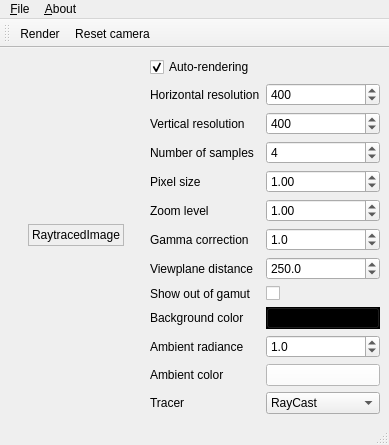
The window that projects/mainwindow.ui (thiagowfx/raytracer-lcg-2014) describes before a commit, drawn with Qt 5.
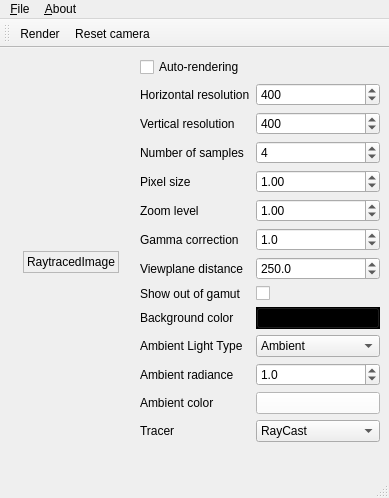
The same window after the commit. Icons and pictures are not drawn.

Commit message: added ambient occluder to the interface; changed the design of the ambient interface

Diff of the .ui file:
```diff
--- a/projects/mainwindow.ui
+++ b/projects/mainwindow.ui
@@ -7,14 +7,14 @@
     <x>0</x>
     <y>0</y>
     <width>389</width>
-    <height>428</height>
+    <height>498</height>
    </rect>
   </property>
   <property name="focusPolicy">
    <enum>Qt::StrongFocus</enum>
   </property>
   <property name="windowTitle">
-   <string>MainWindow</string>
+   <string>Raytracer</string>
   </property>
   <widget class="QWidget" name="centralwidget">
    <layout class="QGridLayout" name="gridLayout">
@@ -39,12 +39,12 @@
     </item>
     <item row="0" column="1">
      <widget class="QCheckBox" name="autoRenderingCheckBox">
-      <property name="text">
-       <string>Auto-rendering</string>
-      </property>
-      <property name="checked">
+      <property name="enabled">
        <bool>true</bool>
       </property>
+      <property name="text">
+       <string>Auto-rendering</string>
+      </property>
      </widget>
     </item>
     <item row="1" column="1">
@@ -75,6 +75,13 @@
         </property>
        </widget>
       </item>
+      <item row="1" column="0">
+       <widget class="QLabel" name="label_2">
+        <property name="text">
+         <string>Vertical resolution</string>
+        </property>
+       </widget>
+      </item>
       <item row="1" column="1">
        <widget class="QSpinBox" name="verticalResolutionSpinBox">
         <property name="minimum">
@@ -134,6 +141,26 @@
         </property>
        </widget>
       </item>
+      <item row="4" column="0">
+       <widget class="QLabel" name="label_11">
+        <property name="text">
+         <string>Zoom level</string>
+        </property>
+       </widget>
+      </item>
+      <item row="4" column="1">
+       <widget class="QDoubleSpinBox" name="zoomDoubleSpinBox">
+        <property name="minimum">
+         <double>0.010000000000000</double>
+        </property>
+        <property name="maximum">
+         <double>100.000000000000000</double>
+        </property>
+        <property name="value">
+         <double>1.000000000000000</double>
+        </property>
+       </widget>
+      </item>
       <item row="5" column="0">
        <widget class="QLabel" name="label_5">
         <property name="text">
@@ -141,29 +168,43 @@
         </property>
        </widget>
       </item>
-      <item row="5" column="1">
-       <widget class="QDoubleSpinBox" name="gammaCorrectionDoubleSpinBox">
+      <item row="6" column="0">
+       <widget class="QLabel" name="label_12">
+        <property name="text">
+         <string>Viewplane distance</string>
+        </property>
+       </widget>
+      </item>
+      <item row="6" column="1">
+       <widget class="QDoubleSpinBox" name="viewPlaneDistanceDoubleSpinBox">
         <property name="decimals">
          <number>1</number>
         </property>
         <property name="minimum">
-         <double>0.100000000000000</double>
+         <double>1.000000000000000</double>
         </property>
         <property name="maximum">
-         <double>3.000000000000000</double>
+         <double>1000.000000000000000</double>
         </property>
         <property name="singleStep">
-         <double>0.100000000000000</double>
+         <double>5.000000000000000</double>
         </property>
         <property name="value">
-         <double>1.000000000000000</double>
+         <double>250.000000000000000</double>
         </property>
        </widget>
       </item>
-      <item row="1" column="0">
-       <widget class="QLabel" name="label_2">
+      <item row="7" column="0">
+       <widget class="QLabel" name="label_9">
         <property name="text">
-         <string>Vertical resolution</string>
+         <string>Show out of gamut</string>
+        </property>
+       </widget>
+      </item>
+      <item row="7" column="1">
+       <widget class="QCheckBox" name="outOfGamutCheckBox">
+        <property name="text">
+         <string/>
         </property>
        </widget>
       </item>
@@ -599,14 +640,14 @@
         </property>
        </widget>
       </item>
-      <item row="9" column="0">
+      <item row="10" column="0">
        <widget class="QLabel" name="label_7">
         <property name="text">
          <string>Ambient radiance</string>
         </property>
        </widget>
       </item>
-      <item row="9" column="1">
+      <item row="10" column="1">
        <widget class="QDoubleSpinBox" name="ambientRadianceDoubleSpinBox">
         <property name="decimals">
          <number>1</number>
@@ -626,13 +667,442 @@
        </widget>
       </item>
       <item row="11" column="0">
+       <widget class="QLabel" name="label_10">
+        <property name="text">
+         <string>Ambient color</string>
+        </property>
+       </widget>
+      </item>
+      <item row="11" column="1">
+       <widget class="QPushButton" name="ambientColorPushButton">
+        <property name="palette">
+         <palette>
+          <active>
+           <colorrole role="WindowText">
+            <brush brushstyle="SolidPattern">
+             <color alpha="255">
+              <red>0</red>
+              <green>0</green>
+              <blue>0</blue>
+             </color>
+            </brush>
+           </colorrole>
+           <colorrole role="Button">
+            <brush brushstyle="SolidPattern">
+             <color alpha="255">
+              <red>255</red>
+              <green>255</green>
+              <blue>255</blue>
+             </color>
+            </brush>
+           </colorrole>
+           <colorrole role="Light">
+            <brush brushstyle="SolidPattern">
+             <color alpha="255">
+              <red>255</red>
+              <green>255</green>
+              <blue>255</blue>
+             </color>
+            </brush>
+           </colorrole>
+           <colorrole role="Midlight">
+            <brush brushstyle="SolidPattern">
+             <color alpha="255">
+              <red>255</red>
+              <green>255</green>
+              <blue>255</blue>
+             </color>
+            </brush>
+           </colorrole>
+           <colorrole role="Dark">
+            <brush brushstyle="SolidPattern">
+             <color alpha="255">
+              <red>127</red>
+              <green>127</green>
+              <blue>127</blue>
+             </color>
+            </brush>
+           </colorrole>
+           <colorrole role="Mid">
+            <brush brushstyle="SolidPattern">
+             <color alpha="255">
+              <red>170</red>
+              <green>170</green>
+              <blue>170</blue>
+             </color>
+            </brush>
+           </colorrole>
+           <colorrole role="Text">
+            <brush brushstyle="SolidPattern">
+             <color alpha="255">
+              <red>0</red>
+              <green>0</green>
+              <blue>0</blue>
+             </color>
+            </brush>
+           </colorrole>
+           <colorrole role="BrightText">
+            <brush brushstyle="SolidPattern">
+             <color alpha="255">
+              <red>255</red>
+              <green>255</green>
+              <blue>255</blue>
+             </color>
+            </brush>
+           </colorrole>
+           <colorrole role="ButtonText">
+            <brush brushstyle="SolidPattern">
+             <color alpha="255">
+              <red>0</red>
+              <green>0</green>
+              <blue>0</blue>
+             </color>
+            </brush>
+           </colorrole>
+           <colorrole role="Base">
+            <brush brushstyle="SolidPattern">
+             <color alpha="255">
+              <red>255</red>
+              <green>255</green>
+              <blue>255</blue>
+             </color>
+            </brush>
+           </colorrole>
+           <colorrole role="Window">
+            <brush brushstyle="SolidPattern">
+             <color alpha="255">
+              <red>255</red>
+              <green>255</green>
+              <blue>255</blue>
+             </color>
+            </brush>
+           </colorrole>
+           <colorrole role="Shadow">
+            <brush brushstyle="SolidPattern">
+             <color alpha="255">
+              <red>0</red>
+              <green>0</green>
+              <blue>0</blue>
+             </color>
+            </brush>
+           </colorrole>
+           <colorrole role="AlternateBase">
+            <brush brushstyle="SolidPattern">
+             <color alpha="255">
+              <red>255</red>
+              <green>255</green>
+              <blue>255</blue>
+             </color>
+            </brush>
+           </colorrole>
+           <colorrole role="ToolTipBase">
+            <brush brushstyle="SolidPattern">
+             <color alpha="255">
+              <red>255</red>
+              <green>255</green>
+              <blue>220</blue>
+             </color>
+            </brush>
+           </colorrole>
+           <colorrole role="ToolTipText">
+            <brush brushstyle="SolidPattern">
+             <color alpha="255">
+              <red>0</red>
+              <green>0</green>
+              <blue>0</blue>
+             </color>
+            </brush>
+           </colorrole>
+          </active>
+          <inactive>
+           <colorrole role="WindowText">
+            <brush brushstyle="SolidPattern">
+             <color alpha="255">
+              <red>0</red>
+              <green>0</green>
+              <blue>0</blue>
+             </color>
+            </brush>
+           </colorrole>
+           <colorrole role="Button">
+            <brush brushstyle="SolidPattern">
+             <color alpha="255">
+              <red>255</red>
+              <green>255</green>
+              <blue>255</blue>
+             </color>
+            </brush>
+           </colorrole>
+           <colorrole role="Light">
+            <brush brushstyle="SolidPattern">
+             <color alpha="255">
+              <red>255</red>
+              <green>255</green>
+              <blue>255</blue>
+             </color>
+            </brush>
+           </colorrole>
+           <colorrole role="Midlight">
+            <brush brushstyle="SolidPattern">
+             <color alpha="255">
+              <red>255</red>
+              <green>255</green>
+              <blue>255</blue>
+             </color>
+            </brush>
+           </colorrole>
+           <colorrole role="Dark">
+            <brush brushstyle="SolidPattern">
+             <color alpha="255">
+              <red>127</red>
+              <green>127</green>
+              <blue>127</blue>
+             </color>
+            </brush>
+           </colorrole>
+           <colorrole role="Mid">
+            <brush brushstyle="SolidPattern">
+             <color alpha="255">
+              <red>170</red>
+              <green>170</green>
+              <blue>170</blue>
+             </color>
+            </brush>
+           </colorrole>
+           <colorrole role="Text">
+            <brush brushstyle="SolidPattern">
+             <color alpha="255">
+              <red>0</red>
+              <green>0</green>
+              <blue>0</blue>
+             </color>
+            </brush>
+           </colorrole>
+           <colorrole role="BrightText">
+            <brush brushstyle="SolidPattern">
+             <color alpha="255">
+              <red>255</red>
+              <green>255</green>
+              <blue>255</blue>
+             </color>
+            </brush>
+           </colorrole>
+           <colorrole role="ButtonText">
+            <brush brushstyle="SolidPattern">
+             <color alpha="255">
+              <red>0</red>
+              <green>0</green>
+              <blue>0</blue>
+             </color>
+            </brush>
+           </colorrole>
+           <colorrole role="Base">
+            <brush brushstyle="SolidPattern">
+             <color alpha="255">
+              <red>255</red>
+              <green>255</green>
+              <blue>255</blue>
+             </color>
+            </brush>
+           </colorrole>
+           <colorrole role="Window">
+            <brush brushstyle="SolidPattern">
+             <color alpha="255">
+              <red>255</red>
+              <green>255</green>
+              <blue>255</blue>
+             </color>
+            </brush>
+           </colorrole>
+           <colorrole role="Shadow">
+            <brush brushstyle="SolidPattern">
+             <color alpha="255">
+              <red>0</red>
+              <green>0</green>
+              <blue>0</blue>
+             </color>
+            </brush>
+           </colorrole>
+           <colorrole role="AlternateBase">
+            <brush brushstyle="SolidPattern">
+             <color alpha="255">
+              <red>255</red>
+              <green>255</green>
+              <blue>255</blue>
+             </color>
+            </brush>
+           </colorrole>
+           <colorrole role="ToolTipBase">
+            <brush brushstyle="SolidPattern">
+             <color alpha="255">
+              <red>255</red>
+              <green>255</green>
+              <blue>220</blue>
+             </color>
+            </brush>
+           </colorrole>
+           <colorrole role="ToolTipText">
+            <brush brushstyle="SolidPattern">
+             <color alpha="255">
+              <red>0</red>
+              <green>0</green>
+              <blue>0</blue>
+             </color>
+            </brush>
+           </colorrole>
+          </inactive>
+          <disabled>
+           <colorrole role="WindowText">
+            <brush brushstyle="SolidPattern">
+             <color alpha="255">
+              <red>127</red>
+              <green>127</green>
+              <blue>127</blue>
+             </color>
+            </brush>
+           </colorrole>
+           <colorrole role="Button">
+            <brush brushstyle="SolidPattern">
+             <color alpha="255">
+              <red>255</red>
+              <green>255</green>
+              <blue>255</blue>
+             </color>
+            </brush>
+           </colorrole>
+           <colorrole role="Light">
+            <brush brushstyle="SolidPattern">
+             <color alpha="255">
+              <red>255</red>
+              <green>255</green>
+              <blue>255</blue>
+             </color>
+            </brush>
+           </colorrole>
+           <colorrole role="Midlight">
+            <brush brushstyle="SolidPattern">
+             <color alpha="255">
+              <red>255</red>
+              <green>255</green>
+              <blue>255</blue>
+             </color>
+            </brush>
+           </colorrole>
+           <colorrole role="Dark">
+            <brush brushstyle="SolidPattern">
+             <color alpha="255">
+              <red>127</red>
+              <green>127</green>
+              <blue>127</blue>
+             </color>
+            </brush>
+           </colorrole>
+           <colorrole role="Mid">
+            <brush brushstyle="SolidPattern">
+             <color alpha="255">
+              <red>170</red>
+              <green>170</green>
+              <blue>170</blue>
+             </color>
+            </brush>
+           </colorrole>
+           <colorrole role="Text">
+            <brush brushstyle="SolidPattern">
+             <color alpha="255">
+              <red>127</red>
+              <green>127</green>
+              <blue>127</blue>
+             </color>
+            </brush>
+           </colorrole>
+           <colorrole role="BrightText">
+            <brush brushstyle="SolidPattern">
+             <color alpha="255">
+              <red>255</red>
+              <green>255</green>
+              <blue>255</blue>
+             </color>
+            </brush>
+           </colorrole>
+           <colorrole role="ButtonText">
+            <brush brushstyle="SolidPattern">
+             <color alpha="255">
+              <red>127</red>
+              <green>127</green>
+              <blue>127</blue>
+             </color>
+            </brush>
+           </colorrole>
+           <colorrole role="Base">
+            <brush brushstyle="SolidPattern">
+             <color alpha="255">
+              <red>255</red>
+              <green>255</green>
+              <blue>255</blue>
+             </color>
+            </brush>
+           </colorrole>
+           <colorrole role="Window">
+            <brush brushstyle="SolidPattern">
+             <color alpha="255">
+              <red>255</red>
+              <green>255</green>
+              <blue>255</blue>
+             </color>
+            </brush>
+           </colorrole>
+           <colorrole role="Shadow">
+            <brush brushstyle="SolidPattern">
+             <color alpha="255">
+              <red>0</red>
+              <green>0</green>
+              <blue>0</blue>
+             </color>
+            </brush>
+           </colorrole>
+           <colorrole role="AlternateBase">
+            <brush brushstyle="SolidPattern">
+             <color alpha="255">
+              <red>255</red>
+              <green>255</green>
+              <blue>255</blue>
+             </color>
+            </brush>
+           </colorrole>
+           <colorrole role="ToolTipBase">
+            <brush brushstyle="SolidPattern">
+             <color alpha="255">
+              <red>255</red>
+              <green>255</green>
+              <blue>220</blue>
+             </color>
+            </brush>
+           </colorrole>
+           <colorrole role="ToolTipText">
+            <brush brushstyle="SolidPattern">
+             <color alpha="255">
+              <red>0</red>
+              <green>0</green>
+              <blue>0</blue>
+             </color>
+            </brush>
+           </colorrole>
+          </disabled>
+         </palette>
+        </property>
+        <property name="text">
+         <string/>
+        </property>
+       </widget>
+      </item>
+      <item row="12" column="0">
        <widget class="QLabel" name="label_8">
         <property name="text">
          <string>Tracer</string>
         </property>
        </widget>
       </item>
-      <item row="11" column="1">
+      <item row="12" column="1">
        <widget class="QComboBox" name="tracerComboBox">
         <item>
          <property name="text">
@@ -651,495 +1121,46 @@
         </item>
        </widget>
       </item>
-      <item row="7" column="0">
-       <widget class="QLabel" name="label_9">
-        <property name="text">
-         <string>Show out of gamut</string>
-        </property>
-       </widget>
-      </item>
-      <item row="7" column="1">
-       <widget class="QCheckBox" name="outOfGamutCheckBox">
-        <property name="text">
-         <string/>
-        </property>
-       </widget>
-      </item>
-      <item row="10" column="0">
-       <widget class="QLabel" name="label_10">
-        <property name="text">
-         <string>Ambient color</string>
-        </property>
-       </widget>
-      </item>
-      <item row="10" column="1">
-       <widget class="QPushButton" name="ambientColorPushButton">
-        <property name="palette">
-         <palette>
-          <active>
-           <colorrole role="WindowText">
-            <brush brushstyle="SolidPattern">
-             <color alpha="255">
-              <red>0</red>
-              <green>0</green>
-              <blue>0</blue>
-             </color>
-            </brush>
-           </colorrole>
-           <colorrole role="Button">
-            <brush brushstyle="SolidPattern">
-             <color alpha="255">
-              <red>255</red>
-              <green>255</green>
-              <blue>255</blue>
-             </color>
-            </brush>
-           </colorrole>
-           <colorrole role="Light">
-            <brush brushstyle="SolidPattern">
-             <color alpha="255">
-              <red>255</red>
-              <green>255</green>
-              <blue>255</blue>
-             </color>
-            </brush>
-           </colorrole>
-           <colorrole role="Midlight">
-            <brush brushstyle="SolidPattern">
-             <color alpha="255">
-              <red>255</red>
-              <green>255</green>
-              <blue>255</blue>
-             </color>
-            </brush>
-           </colorrole>
-           <colorrole role="Dark">
-            <brush brushstyle="SolidPattern">
-             <color alpha="255">
-              <red>127</red>
-              <green>127</green>
-              <blue>127</blue>
-             </color>
-            </brush>
-           </colorrole>
-           <colorrole role="Mid">
-            <brush brushstyle="SolidPattern">
-             <color alpha="255">
-              <red>170</red>
-              <green>170</green>
-              <blue>170</blue>
-             </color>
-            </brush>
-           </colorrole>
-           <colorrole role="Text">
-            <brush brushstyle="SolidPattern">
-             <color alpha="255">
-              <red>0</red>
-              <green>0</green>
-              <blue>0</blue>
-             </color>
-            </brush>
-           </colorrole>
-           <colorrole role="BrightText">
-            <brush brushstyle="SolidPattern">
-             <color alpha="255">
-              <red>255</red>
-              <green>255</green>
-              <blue>255</blue>
-             </color>
-            </brush>
-           </colorrole>
-           <colorrole role="ButtonText">
-            <brush brushstyle="SolidPattern">
-             <color alpha="255">
-              <red>0</red>
-              <green>0</green>
-              <blue>0</blue>
-             </color>
-            </brush>
-           </colorrole>
-           <colorrole role="Base">
-            <brush brushstyle="SolidPattern">
-             <color alpha="255">
-              <red>255</red>
-              <green>255</green>
-              <blue>255</blue>
-             </color>
-            </brush>
-           </colorrole>
-           <colorrole role="Window">
-            <brush brushstyle="SolidPattern">
-             <color alpha="255">
-              <red>255</red>
-              <green>255</green>
-              <blue>255</blue>
-             </color>
-            </brush>
-           </colorrole>
-           <colorrole role="Shadow">
-            <brush brushstyle="SolidPattern">
-             <color alpha="255">
-              <red>0</red>
-              <green>0</green>
-              <blue>0</blue>
-             </color>
-            </brush>
-           </colorrole>
-           <colorrole role="AlternateBase">
-            <brush brushstyle="SolidPattern">
-             <color alpha="255">
-              <red>255</red>
-              <green>255</green>
-              <blue>255</blue>
-             </color>
-            </brush>
-           </colorrole>
-           <colorrole role="ToolTipBase">
-            <brush brushstyle="SolidPattern">
-             <color alpha="255">
-              <red>255</red>
-              <green>255</green>
-              <blue>220</blue>
-             </color>
-            </brush>
-           </colorrole>
-           <colorrole role="ToolTipText">
-            <brush brushstyle="SolidPattern">
-             <color alpha="255">
-              <red>0</red>
-              <green>0</green>
-              <blue>0</blue>
-             </color>
-            </brush>
-           </colorrole>
-          </active>
-          <inactive>
-           <colorrole role="WindowText">
-            <brush brushstyle="SolidPattern">
-             <color alpha="255">
-              <red>0</red>
-              <green>0</green>
-              <blue>0</blue>
-             </color>
-            </brush>
-           </colorrole>
-           <colorrole role="Button">
-            <brush brushstyle="SolidPattern">
-             <color alpha="255">
-              <red>255</red>
-              <green>255</green>
-              <blue>255</blue>
-             </color>
-            </brush>
-           </colorrole>
-           <colorrole role="Light">
-            <brush brushstyle="SolidPattern">
-             <color alpha="255">
-              <red>255</red>
-              <green>255</green>
-              <blue>255</blue>
-             </color>
-            </brush>
-           </colorrole>
-           <colorrole role="Midlight">
-            <brush brushstyle="SolidPattern">
-             <color alpha="255">
-              <red>255</red>
-              <green>255</green>
-              <blue>255</blue>
-             </color>
-            </brush>
-           </colorrole>
-           <colorrole role="Dark">
-            <brush brushstyle="SolidPattern">
-             <color alpha="255">
-              <red>127</red>
-              <green>127</green>
-              <blue>127</blue>
-             </color>
-            </brush>
-           </colorrole>
-           <colorrole role="Mid">
-            <brush brushstyle="SolidPattern">
-             <color alpha="255">
-              <red>170</red>
-              <green>170</green>
-              <blue>170</blue>
-             </color>
-            </brush>
-           </colorrole>
-           <colorrole role="Text">
-            <brush brushstyle="SolidPattern">
-             <color alpha="255">
-              <red>0</red>
-              <green>0</green>
-              <blue>0</blue>
-             </color>
-            </brush>
-           </colorrole>
-           <colorrole role="BrightText">
-            <brush brushstyle="SolidPattern">
-             <color alpha="255">
-              <red>255</red>
-              <green>255</green>
-              <blue>255</blue>
-             </color>
-            </brush>
-           </colorrole>
-           <colorrole role="ButtonText">
-            <brush brushstyle="SolidPattern">
-             <color alpha="255">
-              <red>0</red>
-              <green>0</green>
-              <blue>0</blue>
-             </color>
-            </brush>
-           </colorrole>
-           <colorrole role="Base">
-            <brush brushstyle="SolidPattern">
-             <color alpha="255">
-              <red>255</red>
-              <green>255</green>
-              <blue>255</blue>
-             </color>
-            </brush>
-           </colorrole>
-           <colorrole role="Window">
-            <brush brushstyle="SolidPattern">
-             <color alpha="255">
-              <red>255</red>
-              <green>255</green>
-              <blue>255</blue>
-             </color>
-            </brush>
-           </colorrole>
-           <colorrole role="Shadow">
-            <brush brushstyle="SolidPattern">
-             <color alpha="255">
-              <red>0</red>
-              <green>0</green>
-              <blue>0</blue>
-             </color>
-            </brush>
-           </colorrole>
-           <colorrole role="AlternateBase">
-            <brush brushstyle="SolidPattern">
-             <color alpha="255">
-              <red>255</red>
-              <green>255</green>
-              <blue>255</blue>
-             </color>
-            </brush>
-           </colorrole>
-           <colorrole role="ToolTipBase">
-            <brush brushstyle="SolidPattern">
-             <color alpha="255">
-              <red>255</red>
-              <green>255</green>
-              <blue>220</blue>
-             </color>
-            </brush>
-           </colorrole>
-           <colorrole role="ToolTipText">
-            <brush brushstyle="SolidPattern">
-             <color alpha="255">
-              <red>0</red>
-              <green>0</green>
-              <blue>0</blue>
-             </color>
-            </brush>
-           </colorrole>
-          </inactive>
-          <disabled>
-           <colorrole role="WindowText">
-            <brush brushstyle="SolidPattern">
-             <color alpha="255">
-              <red>127</red>
-              <green>127</green>
-              <blue>127</blue>
-             </color>
-            </brush>
-           </colorrole>
-           <colorrole role="Button">
-            <brush brushstyle="SolidPattern">
-             <color alpha="255">
-              <red>255</red>
-              <green>255</green>
-              <blue>255</blue>
-             </color>
-            </brush>
-           </colorrole>
-           <colorrole role="Light">
-            <brush brushstyle="SolidPattern">
-             <color alpha="255">
-              <red>255</red>
-              <green>255</green>
-              <blue>255</blue>
-             </color>
-            </brush>
-           </colorrole>
-           <colorrole role="Midlight">
-            <brush brushstyle="SolidPattern">
-             <color alpha="255">
-              <red>255</red>
-              <green>255</green>
-              <blue>255</blue>
-             </color>
-            </brush>
-           </colorrole>
-           <colorrole role="Dark">
-            <brush brushstyle="SolidPattern">
-             <color alpha="255">
-              <red>127</red>
-              <green>127</green>
-              <blue>127</blue>
-             </color>
-            </brush>
-           </colorrole>
-           <colorrole role="Mid">
-            <brush brushstyle="SolidPattern">
-             <color alpha="255">
-              <red>170</red>
-              <green>170</green>
-              <blue>170</blue>
-             </color>
-            </brush>
-           </colorrole>
-           <colorrole role="Text">
-            <brush brushstyle="SolidPattern">
-             <color alpha="255">
-              <red>127</red>
-              <green>127</green>
-              <blue>127</blue>
-             </color>
-            </brush>
-           </colorrole>
-           <colorrole role="BrightText">
-            <brush brushstyle="SolidPattern">
-             <color alpha="255">
-              <red>255</red>
-              <green>255</green>
-              <blue>255</blue>
-             </color>
-            </brush>
-           </colorrole>
-           <colorrole role="ButtonText">
-            <brush brushstyle="SolidPattern">
-             <color alpha="255">
-              <red>127</red>
-              <green>127</green>
-              <blue>127</blue>
-             </color>
-            </brush>
-           </colorrole>
-           <colorrole role="Base">
-            <brush brushstyle="SolidPattern">
-             <color alpha="255">
-              <red>255</red>
-              <green>255</green>
-              <blue>255</blue>
-             </color>
-            </brush>
-           </colorrole>
-           <colorrole role="Window">
-            <brush brushstyle="SolidPattern">
-             <color alpha="255">
-              <red>255</red>
-              <green>255</green>
-              <blue>255</blue>
-             </color>
-            </brush>
-           </colorrole>
-           <colorrole role="Shadow">
-            <brush brushstyle="SolidPattern">
-             <color alpha="255">
-              <red>0</red>
-              <green>0</green>
-              <blue>0</blue>
-             </color>
-            </brush>
-           </colorrole>
-           <colorrole role="AlternateBase">
-            <brush brushstyle="SolidPattern">
-             <color alpha="255">
-              <red>255</red>
-              <green>255</green>
-              <blue>255</blue>
-             </color>
-            </brush>
-           </colorrole>
-           <colorrole role="ToolTipBase">
-            <brush brushstyle="SolidPattern">
-             <color alpha="255">
-              <red>255</red>
-              <green>255</green>
-              <blue>220</blue>
-             </color>
-            </brush>
-           </colorrole>
-           <colorrole role="ToolTipText">
-            <brush brushstyle="SolidPattern">
-             <color alpha="255">
-              <red>0</red>
-              <green>0</green>
-              <blue>0</blue>
-             </color>
-            </brush>
-           </colorrole>
-          </disabled>
-         </palette>
-        </property>
-        <property name="text">
-         <string/>
-        </property>
-       </widget>
-      </item>
-      <item row="4" column="0">
-       <widget class="QLabel" name="label_11">
-        <property name="text">
-         <string>Zoom level</string>
-        </property>
-       </widget>
-      </item>
-      <item row="4" column="1">
-       <widget class="QDoubleSpinBox" name="zoomDoubleSpinBox">
-        <property name="minimum">
-         <double>0.010000000000000</double>
-        </property>
-        <property name="maximum">
-         <double>100.000000000000000</double>
-        </property>
-        <property name="value">
-         <double>1.000000000000000</double>
-        </property>
-       </widget>
-      </item>
-      <item row="6" column="0">
-       <widget class="QLabel" name="label_12">
-        <property name="text">
-         <string>Viewplane distance</string>
-        </property>
-       </widget>
-      </item>
-      <item row="6" column="1">
-       <widget class="QDoubleSpinBox" name="viewPlaneDistanceDoubleSpinBox">
+      <item row="5" column="1">
+       <widget class="QDoubleSpinBox" name="gammaCorrectionDoubleSpinBox">
         <property name="decimals">
          <number>1</number>
         </property>
         <property name="minimum">
-         <double>1.000000000000000</double>
+         <double>0.100000000000000</double>
         </property>
         <property name="maximum">
-         <double>1000.000000000000000</double>
+         <double>3.000000000000000</double>
         </property>
         <property name="singleStep">
-         <double>5.000000000000000</double>
+         <double>0.100000000000000</double>
         </property>
         <property name="value">
-         <double>250.000000000000000</double>
+         <double>1.000000000000000</double>
         </property>
        </widget>
       </item>
+      <item row="9" column="0">
+       <widget class="QLabel" name="label_13">
+        <property name="text">
+         <string>Ambient Light Type</string>
+        </property>
+       </widget>
+      </item>
+      <item row="9" column="1">
+       <widget class="QComboBox" name="ambientLightComboBox">
+        <item>
+         <property name="text">
+          <string>Ambient</string>
+         </property>
+        </item>
+        <item>
+         <property name="text">
+          <string>AmbientOccluder</string>
+         </property>
+        </item>
+       </widget>
+      </item>
      </layout>
     </item>
    </layout>
@@ -1150,7 +1171,7 @@
      <x>0</x>
      <y>0</y>
      <width>389</width>
-     <height>19</height>
+     <height>22</height>
     </rect>
    </property>
    <widget class="QMenu" name="menuFile">
```
Left out of the diff: 20 changed lines with no effect on the pictures. The commit also changes 5 other files.
